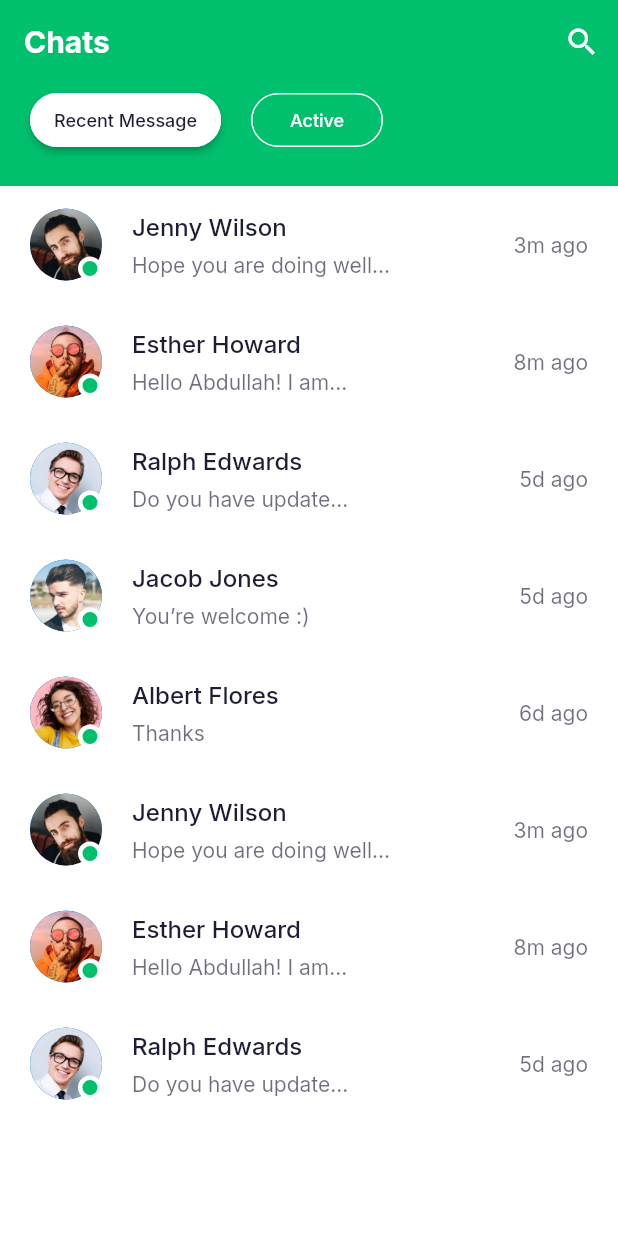
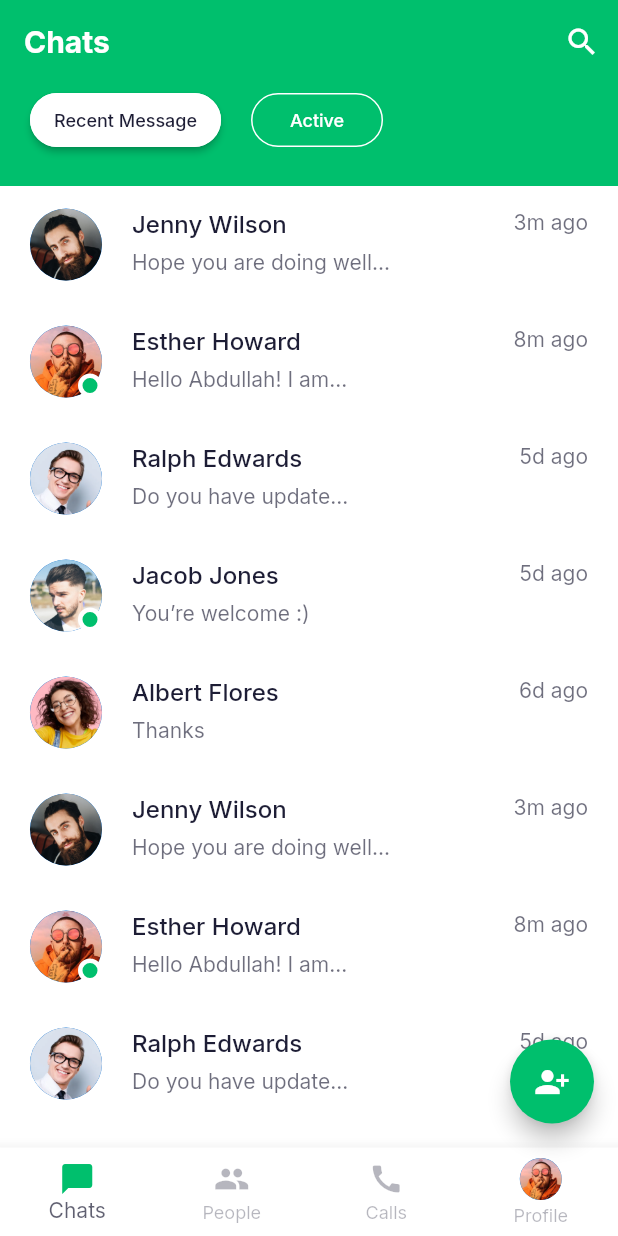
Before and after one commit to hoseinABH/chat_app_ui, a Flutter app: the ChatScreen screen opened directly, on a phone screen of 412 x 824 dp. Run offline on Flutter 3.47's test engine with Material 2 defaults, Android fonts, the phone set to English and light mode, and no system bars; our stand-ins replace google_fonts.

Commit message:
build bottom navigation bar for chats screen

```diff
--- a/lib/screens/chats/chats_screen.dart
+++ b/lib/screens/chats/chats_screen.dart
@@ -2,14 +2,60 @@ import 'package:chat_app_ui/constants.dart';
 import 'package:chat_app_ui/screens/chats/components/body.dart';
 import 'package:flutter/material.dart';
 
-class ChatScreen extends StatelessWidget {
+class ChatScreen extends StatefulWidget {
   const ChatScreen({Key? key}) : super(key: key);
 
+  @override
+  State<ChatScreen> createState() => _ChatScreenState();
+}
+
+class _ChatScreenState extends State<ChatScreen> {
+  int selectedTabIndex = 0;
   @override
   Widget build(BuildContext context) {
     return Scaffold(
       appBar: buildAppBar(),
       body: Body(),
+      floatingActionButton: FloatingActionButton(
+        onPressed: () {},
+        backgroundColor: cPrimaryColor,
+        child: const Icon(
+          Icons.person_add_alt_1,
+          color: Colors.white,
+        ),
+      ),
+      bottomNavigationBar: buildBottomNavigationBar(),
+    );
+  }
+
+  BottomNavigationBar buildBottomNavigationBar() {
+    return BottomNavigationBar(
+      currentIndex: selectedTabIndex,
+      type: BottomNavigationBarType.fixed,
+      onTap: (value) => setState(() {
+        selectedTabIndex = value;
+      }),
+      items: const [
+        BottomNavigationBarItem(
+          icon: Icon(Icons.messenger),
+          label: "Chats",
+        ),
+        BottomNavigationBarItem(
+          icon: Icon(Icons.people),
+          label: "People",
+        ),
+        BottomNavigationBarItem(
+          icon: Icon(Icons.call),
+          label: "Calls",
+        ),
+        BottomNavigationBarItem(
+          icon: CircleAvatar(
+            radius: 14,
+            backgroundImage: AssetImage('assets/images/user_2.png'),
+          ),
+          label: "Profile",
+        ),
+      ],
     );
   }
 }
--- a/lib/screens/chats/components/body.dart
+++ b/lib/screens/chats/components/body.dart
@@ -33,7 +33,10 @@ class Body extends StatelessWidget {
             child: ListView.builder(
                 itemCount: chatsData.length,
                 itemBuilder: (ctx, index) {
-                  return ChatCard(chat: chatsData[index]);
+                  return ChatCard(
+                    chat: chatsData[index],
+                    press: () {},
+                  );
                 }))
       ],
     );
--- a/lib/screens/chats/components/chat_card.dart
+++ b/lib/screens/chats/components/chat_card.dart
@@ -4,14 +4,19 @@ import 'package:flutter/material.dart';
 
 class ChatCard extends StatelessWidget {
   final Chat chat;
-  const ChatCard({Key? key, required this.chat}) : super(key: key);
+  final VoidCallback press;
+  const ChatCard({Key? key, required this.chat, required this.press})
+      : super(key: key);
 
   @override
   Widget build(BuildContext context) {
-    return Padding(
+    return InkWell(
+      onTap: press,
+      child: Padding(
           padding: const EdgeInsets.symmetric(
               horizontal: cDefaultPadding, vertical: cDefaultPadding * 0.75),
           child: Row(
+            crossAxisAlignment: CrossAxisAlignment.start,
             children: [
               Stack(
                 children: [
@@ -19,6 +24,7 @@ class ChatCard extends StatelessWidget {
                     radius: 24,
                     backgroundImage: AssetImage(chat.image),
                   ),
+                  if (chat.isActive)
                     Positioned(
                         right: 0,
                         bottom: 0,
@@ -29,14 +35,16 @@ class ChatCard extends StatelessWidget {
                               color: cPrimaryColor,
                               shape: BoxShape.circle,
                               border: Border.all(
-                              color: Theme.of(context).scaffoldBackgroundColor,
+                                  color:
+                                      Theme.of(context).scaffoldBackgroundColor,
                                   width: 3)),
                         ))
                 ],
               ),
               Expanded(
                   child: Padding(
-              padding: const EdgeInsets.symmetric(horizontal: cDefaultPadding),
+                padding:
+                    const EdgeInsets.symmetric(horizontal: cDefaultPadding),
                 child: Column(
                   crossAxisAlignment: CrossAxisAlignment.start,
                   children: [
@@ -64,6 +72,7 @@ class ChatCard extends StatelessWidget {
                 child: Text(chat.time),
               )
             ],
-        ));
+          )),
+    );
   }
 }
--- a/lib/theme.dart
+++ b/lib/theme.dart
@@ -50,8 +50,7 @@ ThemeData darkThemeData(BuildContext context) {
         unselectedItemColor: cContentColorDarkTheme.withOpacity(0.32),
         selectedIconTheme: const IconThemeData(color: cPrimaryColor),
         showUnselectedLabels: true,
-    ),
-  );
+      ));
 }
 
 const appBarTheme = AppBarTheme(centerTitle: false, elevation: 0);
```
Lines whose indentation alone changed are shown as unchanged.
